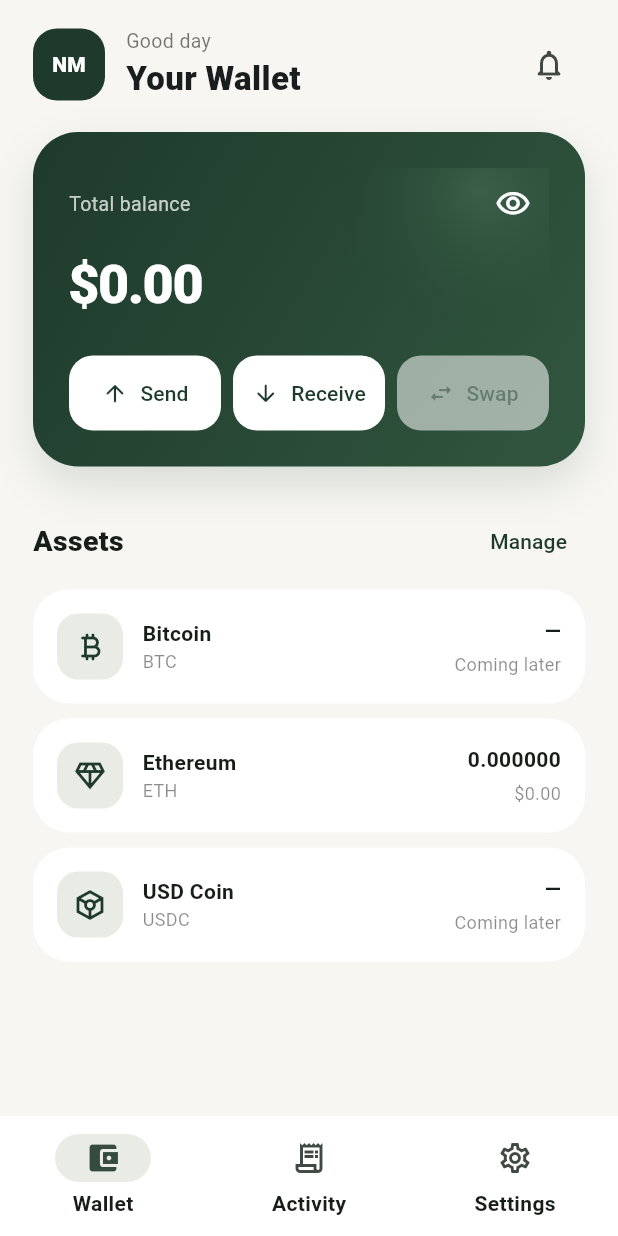
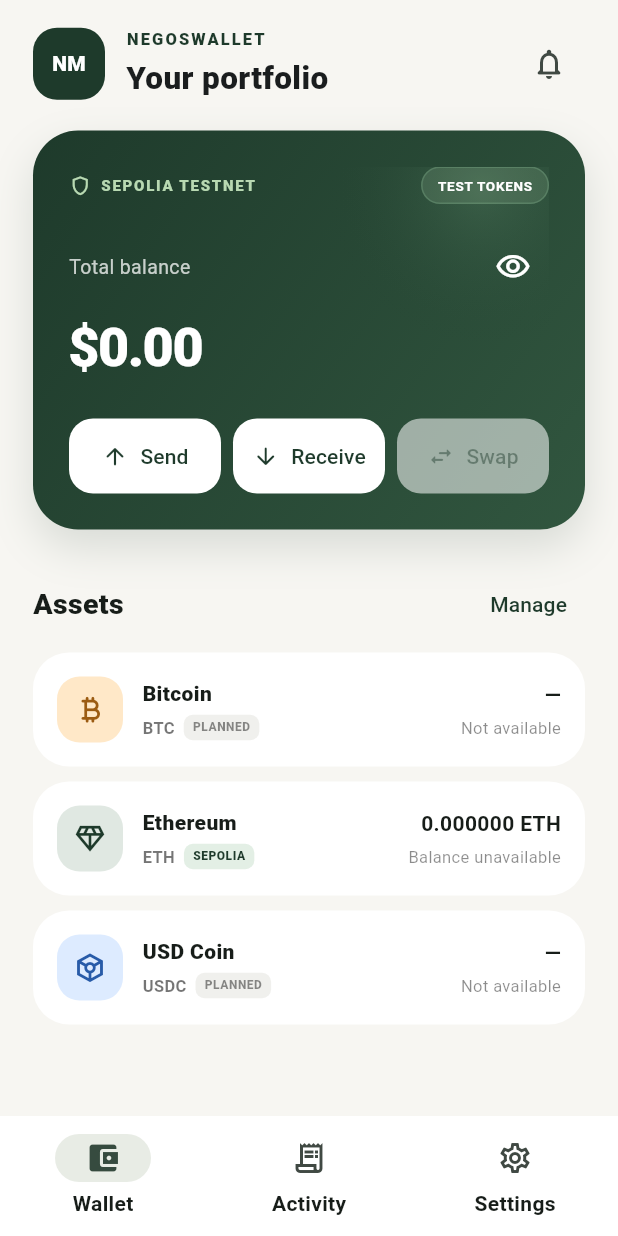
Before and after one commit to veerex758/Negosmint-, a Flutter app: the HomeScreen screen opened directly, on a phone screen of 412 x 824 dp. Run offline on Flutter 3.47's test engine with Material 3 defaults, Android fonts, the phone set to English and light mode, and no system bars; our stand-ins replace app_links, flutter_secure_storage, local_auth, qr_flutter; missing offline and left inert: mobile_scanner, reown_walletkit, wallet, web3dart; accounts and stored records are empty.

Commit message:
style(home): polish portfolio card and asset rows

```diff
--- a/lib/screens/home_screen.dart
+++ b/lib/screens/home_screen.dart
@@ -107,9 +107,23 @@
 
 class _HomeTabState extends State<_HomeTab> {
   bool _hideBalance = false;
+
+  Future<void> _refreshPortfolio() async {
+    if (!mounted) return;
+    setState(() {});
+    await Future<void>.delayed(const Duration(milliseconds: 250));
+  }
+
   @override
-  Widget build(BuildContext context) =>
-      CustomScrollView(physics: const BouncingScrollPhysics(), slivers: [
+  Widget build(BuildContext context) => RefreshIndicator(
+      onRefresh: _refreshPortfolio,
+      color: AppColors.forest,
+      backgroundColor: Colors.white,
+      child: CustomScrollView(
+          physics: const AlwaysScrollableScrollPhysics(
+            parent: BouncingScrollPhysics(),
+          ),
+          slivers: [
         SliverPadding(
             padding: const EdgeInsets.fromLTRB(22, 18, 22, 8),
             sliver: SliverToBoxAdapter(
@@ -130,11 +144,16 @@
                   child: Column(
                       crossAxisAlignment: CrossAxisAlignment.start,
                       children: [
-                    Text('Good day',
-                        style: TextStyle(color: Colors.black54, fontSize: 13)),
-                    Text('Your Wallet',
+                    Text('NEGOSWALLET',
                         style: TextStyle(
-                            fontSize: 22,
+                            color: AppColors.forest,
+                            fontSize: 11,
+                            letterSpacing: 1.4,
+                            fontWeight: FontWeight.w800)),
+                    SizedBox(height: 3),
+                    Text('Your portfolio',
+                        style: TextStyle(
+                            fontSize: 21,
                             fontWeight: FontWeight.w800,
                             color: AppColors.charcoal))
                   ])),
@@ -178,6 +197,36 @@
                   Column(
                     crossAxisAlignment: CrossAxisAlignment.start,
                     children: [
+                      Row(
+                        children: [
+                          const Icon(Icons.shield_outlined, size: 15, color: AppColors.mint),
+                          const SizedBox(width: 6),
+                          const Text('SEPOLIA TESTNET',
+                              style: TextStyle(
+                                color: AppColors.mint,
+                                fontSize: 10,
+                                fontWeight: FontWeight.w800,
+                                letterSpacing: 1.15,
+                              )),
+                          const Spacer(),
+                          Container(
+                            padding: const EdgeInsets.symmetric(horizontal: 10, vertical: 5),
+                            decoration: BoxDecoration(
+                              color: const Color(0x26B8D9B2),
+                              borderRadius: BorderRadius.circular(30),
+                              border: Border.all(color: const Color(0x557FAF8B)),
+                            ),
+                            child: const Text('TEST TOKENS',
+                                style: TextStyle(
+                                  color: Colors.white,
+                                  fontSize: 9,
+                                  fontWeight: FontWeight.w700,
+                                  letterSpacing: .5,
+                                )),
+                          ),
+                        ],
+                      ),
+                      const SizedBox(height: 18),
                       Row(children: [
                         const Text('Total balance',
                             style: TextStyle(
@@ -270,7 +319,10 @@
                   name: 'Bitcoin',
                   symbol: 'BTC',
                   balance: '—',
-                  value: 'Coming later'),
+                  value: 'Not available',
+                  networkLabel: 'PLANNED',
+                  iconBackgroundColor: Color(0xFFFFE8C8),
+                  iconColor: Color(0xFF9B5B12)),
               const SizedBox(height: 10),
               _LiveEthAsset(address: widget.address),
               const SizedBox(height: 10),
@@ -279,13 +331,16 @@
                   name: 'USD Coin',
                   symbol: 'USDC',
                   balance: '—',
-                  value: 'Coming later'),
+                  value: 'Not available',
+                  networkLabel: 'PLANNED',
+                  iconBackgroundColor: Color(0xFFDDEBFF),
+                  iconColor: Color(0xFF285BA8)),
             ])),
         if (widget.address != null)
           SliverPadding(
               padding: const EdgeInsets.fromLTRB(22, 20, 22, 24),
               sliver: SliverToBoxAdapter(child: _AddressCard(widget.address!))),
-      ]);
+      ]));
   void _showTestnetNotice(BuildContext context) => showModalBottomSheet(
       context: context,
       backgroundColor: Colors.white,
@@ -496,8 +551,11 @@
           icon: Icons.diamond_outlined,
           name: 'Ethereum',
           symbol: 'ETH',
-          balance: '0.000000',
-          value: r'$0.00');
+          balance: '0.000000 ETH',
+          value: 'Balance unavailable',
+          networkLabel: 'SEPOLIA',
+          iconBackgroundColor: Color(0xFFE0E8E2),
+          iconColor: AppColors.forest);
     }
     return FutureBuilder<BigInt>(
         future: EvmRpcService().getNativeBalanceInWei(address!),
@@ -508,7 +566,10 @@
                 name: 'Ethereum',
                 symbol: 'Sepolia ETH',
                 balance: 'Loading...',
-                value: 'Testnet',
+                value: 'Fetching balance',
+                networkLabel: 'SEPOLIA',
+                iconBackgroundColor: Color(0xFFE0E8E2),
+                iconColor: AppColors.forest,
                 loading: true);
           }
           if (snapshot.hasError) {
@@ -517,14 +578,20 @@
                 name: 'Ethereum',
                 symbol: 'Sepolia ETH',
                 balance: 'Unavailable',
-                value: 'Testnet');
+                value: 'RPC connection issue',
+                networkLabel: 'SEPOLIA',
+                iconBackgroundColor: Color(0xFFE0E8E2),
+                iconColor: AppColors.forest);
           }
           return _AssetTile(
               icon: Icons.diamond_outlined,
               name: 'Ethereum',
               symbol: 'Sepolia ETH',
               balance: _formatEth(snapshot.data!),
-              value: 'Testnet');
+              value: 'Testnet balance',
+              networkLabel: 'SEPOLIA',
+              iconBackgroundColor: Color(0xFFE0E8E2),
+              iconColor: AppColors.forest);
         });
   }
 }
@@ -543,6 +610,9 @@
 class _AssetTile extends StatelessWidget {
   final IconData icon;
   final String name, symbol, balance, value;
+  final String networkLabel;
+  final Color iconBackgroundColor;
+  final Color iconColor;
   final bool loading;
 
   const _AssetTile({
@@ -551,6 +621,9 @@
     required this.symbol,
     required this.balance,
     required this.value,
+    this.networkLabel = 'PLANNED',
+    this.iconBackgroundColor = AppColors.mist,
+    this.iconColor = AppColors.forest,
     this.loading = false,
   });
   @override
@@ -562,19 +635,44 @@
                 width: 44,
                 height: 44,
                 decoration: BoxDecoration(
-                    color: AppColors.mist,
-                    borderRadius: BorderRadius.circular(14)),
-                child: Icon(icon, color: AppColors.forest)),
+                    color: iconBackgroundColor,
+                    borderRadius: BorderRadius.circular(15)),
+                child: Icon(icon, color: iconColor, size: 23)),
             const SizedBox(width: 13),
             Expanded(
                 child: Column(
                     crossAxisAlignment: CrossAxisAlignment.start,
                     children: [
                   Text(name,
-                      style: const TextStyle(fontWeight: FontWeight.w700)),
-                  Text(symbol,
-                      style:
-                          const TextStyle(color: Colors.black45, fontSize: 12))
+                      style: const TextStyle(fontWeight: FontWeight.w800, fontSize: 14)),
+                  const SizedBox(height: 4),
+                  Row(
+                    children: [
+                      Text(symbol,
+                          style: const TextStyle(
+                            color: Colors.black54,
+                            fontSize: 11,
+                            fontWeight: FontWeight.w600,
+                          )),
+                      const SizedBox(width: 6),
+                      Container(
+                        padding: const EdgeInsets.symmetric(horizontal: 6, vertical: 3),
+                        decoration: BoxDecoration(
+                          color: networkLabel == 'SEPOLIA'
+                              ? const Color(0xFFE3EFE5)
+                              : const Color(0xFFF0F0ED),
+                          borderRadius: BorderRadius.circular(6),
+                        ),
+                        child: Text(networkLabel,
+                            style: TextStyle(
+                              color: networkLabel == 'SEPOLIA' ? AppColors.forest : Colors.black45,
+                              fontSize: 8,
+                              letterSpacing: .35,
+                              fontWeight: FontWeight.w800,
+                            )),
+                      ),
+                    ],
+                  ),
                 ])),
             Column(crossAxisAlignment: CrossAxisAlignment.end, children: [
               if (loading)
@@ -591,7 +689,7 @@
                     style: const TextStyle(fontWeight: FontWeight.w700)),
               const SizedBox(height: 4),
               Text(value,
-                  style: const TextStyle(color: Colors.black45, fontSize: 12))
+                  style: const TextStyle(color: Colors.black45, fontSize: 11))
             ]),
           ])));
 }
```
